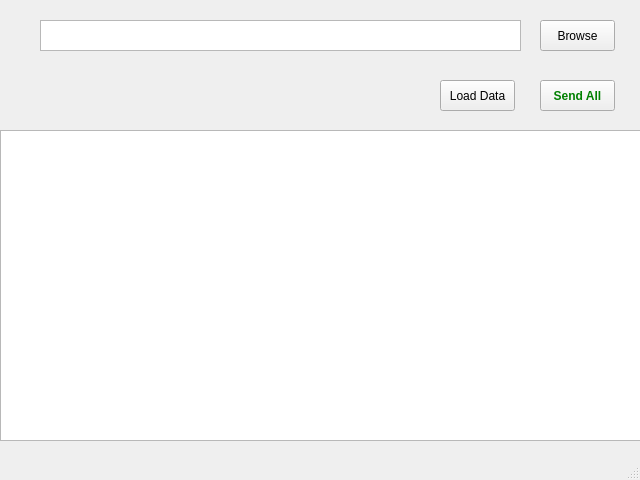
Before: the Qt Designer form gui/resource/main_stage.ui in nmhillusion/py-send-template-mail, drawn with Qt 5.
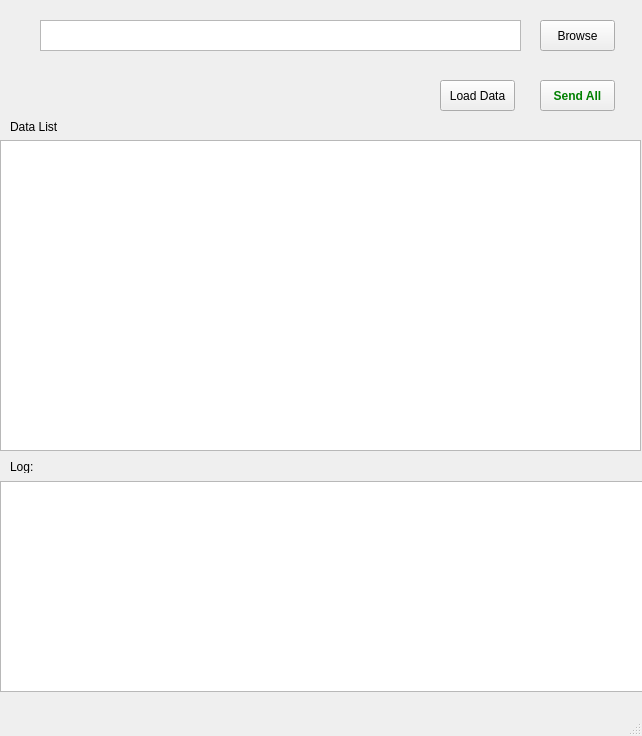
After: the same form once the commit is applied.

Patch:
```diff
--- a/gui/resource/main_stage.ui
+++ b/gui/resource/main_stage.ui
@@ -6,8 +6,8 @@
    <rect>
     <x>0</x>
     <y>0</y>
-    <width>640</width>
-    <height>480</height>
+    <width>642</width>
+    <height>736</height>
    </rect>
   </property>
   <property name="windowTitle">
@@ -66,7 +66,7 @@
     <property name="geometry">
      <rect>
       <x>0</x>
-      <y>130</y>
+      <y>140</y>
       <width>641</width>
       <height>311</height>
      </rect>
@@ -85,6 +85,42 @@
      <string>Browse</string>
     </property>
    </widget>
+   <widget class="QListWidget" name="logList">
+    <property name="geometry">
+     <rect>
+      <x>0</x>
+      <y>481</y>
+      <width>651</width>
+      <height>211</height>
+     </rect>
+    </property>
+   </widget>
+   <widget class="QLabel" name="label">
+    <property name="geometry">
+     <rect>
+      <x>10</x>
+      <y>460</y>
+      <width>47</width>
+      <height>13</height>
+     </rect>
+    </property>
+    <property name="text">
+     <string>Log:</string>
+    </property>
+   </widget>
+   <widget class="QLabel" name="label_2">
+    <property name="geometry">
+     <rect>
+      <x>10</x>
+      <y>120</y>
+      <width>47</width>
+      <height>13</height>
+     </rect>
+    </property>
+    <property name="text">
+     <string>Data List:</string>
+    </property>
+   </widget>
   </widget>
   <widget class="QMenuBar" name="menubar">
    <property name="geometry">
```
Left out of the diff: 2 changed lines with no effect on the pictures.
